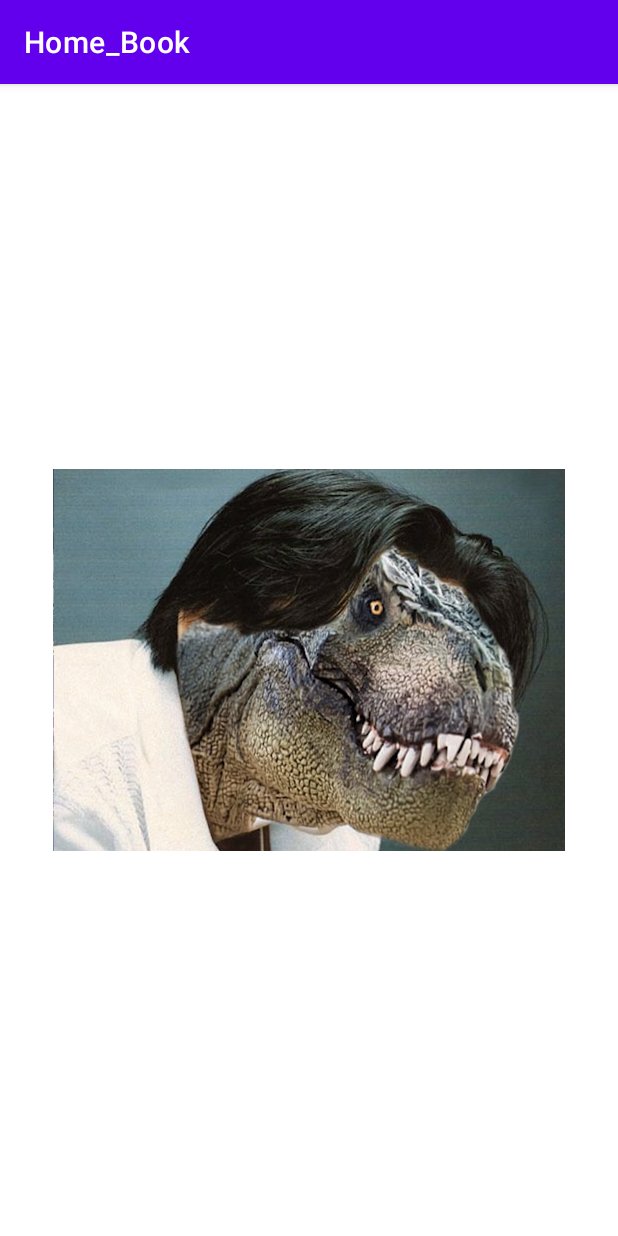
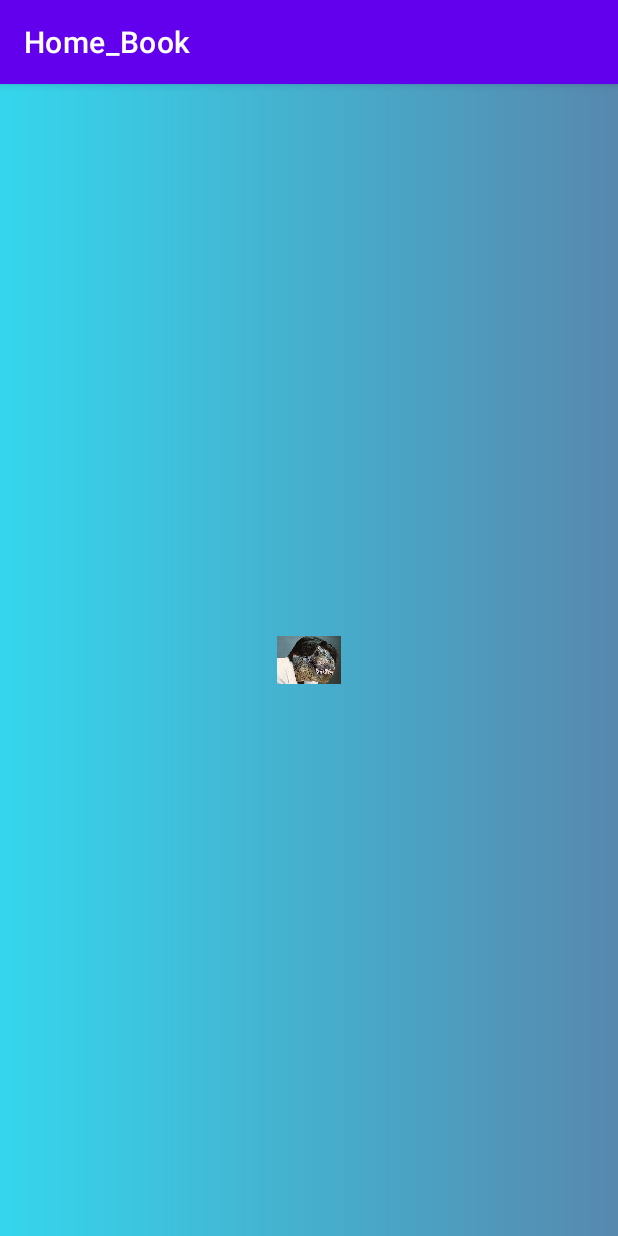
Before and after one commit to Gradi0us/DuAn1_HOMEBOOK, an Android app: the StartActivity screen opened directly, with no data from a screen before it, on a phone screen of 412 x 824 dp. Run offline under Robolectric (Android 15) with nearby library versions, the phone set to English and light mode, and no system bars.

Commit message:
thêm StartActivity

```diff
--- a/HOMEBOOK/app/src/main/java/com/example/home_book/StartActivity.java
+++ b/HOMEBOOK/app/src/main/java/com/example/home_book/StartActivity.java
@@ -2,13 +2,87 @@ package com.example.home_book;
 
 import androidx.appcompat.app.AppCompatActivity;
 
+import android.animation.AnimatorSet;
+import android.animation.ObjectAnimator;
+import android.annotation.SuppressLint;
+import android.content.Intent;
 import android.os.Bundle;
+import android.os.Handler;
+import android.os.SystemClock;
+import android.view.animation.Animation;
+import android.view.animation.AnimationUtils;
+import android.widget.ImageView;
+import android.widget.ProgressBar;
+import android.widget.TextView;
+import android.widget.Toast;
 
 public class StartActivity extends AppCompatActivity {
+
+    ProgressBar progressBar;
+    ImageView logo;
+    private Handler handler = new Handler();
 
     @Override
     protected void onCreate(Bundle savedInstanceState) {
         super.onCreate(savedInstanceState);
         setContentView(R.layout.activity_start);
+
+        logo = findViewById(R.id.logo);
+        progressBar = findViewById(R.id.progess);
+
+        ObjectAnimator ani1 = ObjectAnimator.ofFloat(logo,"alpha",0f,1f);
+        ObjectAnimator aniX = ObjectAnimator.ofFloat(logo,"scaleX",0f,1f);
+        ObjectAnimator aniY = ObjectAnimator.ofFloat(logo,"scaleY",0f,1f);
+        ani1.setDuration(1500);
+        aniX.setDuration(1500);
+        aniY.setDuration(1500);
+
+        AnimatorSet set = new AnimatorSet();
+        set.play(ani1).with(aniX).with(aniY);
+        set.start();
+
+        doStartProgressBar();
+
+    }
+
+    private void doStartProgressBar()  {
+        final int MAX = 100;
+        this.progressBar.setMax(MAX);
+
+        Thread thread = new Thread(new Runnable()  {
+
+            @Override
+            public void run() {
+                handler.post(new Runnable() {
+                    public void run() {
+
+                    }
+                });
+                for( int i =0; i < MAX; i++) {
+                    final int progress = i + 1;
+
+                    // Do something (Download, Upload, Update database,..)
+                    SystemClock.sleep(200); // Sleep 200 milliseconds.
+
+                    // Update interface.
+                    handler.post(new Runnable() {
+                        public void run() {
+                            progressBar.setProgress(progress);
+                            if(progress == MAX)  {
+                                Toast.makeText(StartActivity.this,"Chào Mừng",Toast.LENGTH_SHORT).show();
+                                new Handler().postDelayed(new Runnable() {
+                                    @Override
+                                    public void run() {
+                                        startActivity(new Intent(StartActivity.this,MainActivity.class));
+                                        finish();
+                                    }
+                                },2000);
+                            }
+                        }
+                    });
+                }
+            }
+        });
+        thread.start();
     }
 }
--- /dev/null
+++ b/HOMEBOOK/app/src/main/res/drawable/custom_progress.xml
@@ -0,0 +1,19 @@
+<?xml version="1.0" encoding="utf-8"?>
+<layer-list xmlns:android="http://schemas.android.com/apk/res/android">
+    <item android:id="@android:id/background">
+        <shape android:shape="rectangle"/>
+    </item>
+
+    <item android:id="@android:id/progress">
+        <scale
+            android:scaleHeight="100%">
+            <shape android:shape="rectangle">
+                <gradient
+                    android:type="linear"
+                    android:angle="0"
+                    android:startColor="#35D6ED"
+                    android:endColor="#5788AE" />
+            </shape>
+        </scale>
+    </item>
+</layer-list>
--- a/HOMEBOOK/app/src/main/res/layout/activity_start.xml
+++ b/HOMEBOOK/app/src/main/res/layout/activity_start.xml
@@ -6,10 +6,19 @@
     android:layout_height="match_parent"
     tools:context=".StartActivity">
 
+    <ProgressBar
+        android:layout_width="match_parent"
+        android:layout_height="match_parent"
+        style="@style/Widget.AppCompat.ProgressBar.Horizontal"
+        android:progressDrawable="@drawable/custom_progress"
+        android:id="@+id/progess"
+        android:layout_gravity="center"
+        android:progress="100"/>
+
     <ImageView
-        android:layout_width="512px"
-        android:layout_height="512px"
+        android:layout_width="64px"
+        android:layout_height="64px"
         android:layout_gravity="center"
-        android:src="@drawable/icon"/>
-
+        android:src="@drawable/icon"
+        android:id="@+id/logo"/>
 </FrameLayout>
```
Also changed, not shown: HOMEBOOK/app/src/main/AndroidManifest.xml (+7 -4 lines), HOMEBOOK/app/src/main/res/anim/zoom_in.xml (added, +28 -0 lines).
